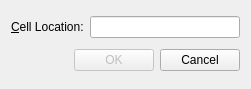
Qt form ch2/gotocelldialog/gotocelldialog.ui (fjp/cpp-gui-programming-qt4) before a commit.
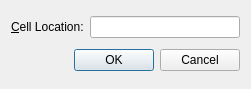
The same form after that commit.

Commit message: uses button box widget

```diff
--- a/ch2/gotocelldialog/gotocelldialog.ui
+++ b/ch2/gotocelldialog/gotocelldialog.ui
@@ -32,41 +32,11 @@
     </layout>
    </item>
    <item>
-    <layout class="QHBoxLayout" name="horizontalLayout_2">
-     <item>
-      <spacer name="horizontalSpacer">
-       <property name="orientation">
-        <enum>Qt::Horizontal</enum>
-       </property>
-       <property name="sizeHint" stdset="0">
-        <size>
-         <width>40</width>
-         <height>20</height>
-        </size>
-       </property>
-      </spacer>
-     </item>
-     <item>
-      <widget class="QPushButton" name="okButton">
-       <property name="enabled">
-        <bool>false</bool>
-       </property>
-       <property name="text">
-        <string>OK</string>
-       </property>
-       <property name="default">
-        <bool>true</bool>
-       </property>
-      </widget>
-     </item>
-     <item>
-      <widget class="QPushButton" name="cancelButton">
-       <property name="text">
-        <string>Cancel</string>
-       </property>
-      </widget>
-     </item>
-    </layout>
+    <widget class="QDialogButtonBox" name="buttonBox">
+     <property name="standardButtons">
+      <set>QDialogButtonBox::Cancel|QDialogButtonBox::Ok</set>
+     </property>
+    </widget>
    </item>
   </layout>
  </widget>
```
Left out of the diff: 2 changed lines with no effect on the pictures.
